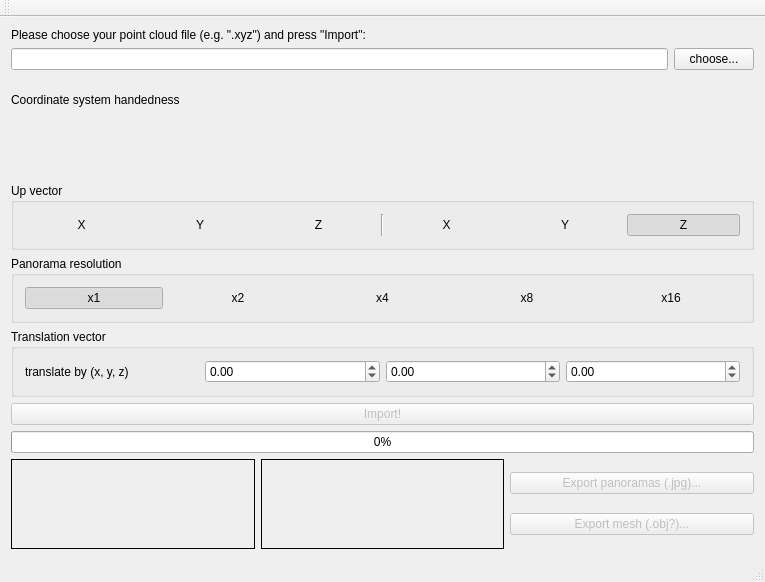
Before: the Qt Designer form PointCloud2Blender/mainwindow.ui in GSORF/PointCloud2Blender, drawn with Qt 5.
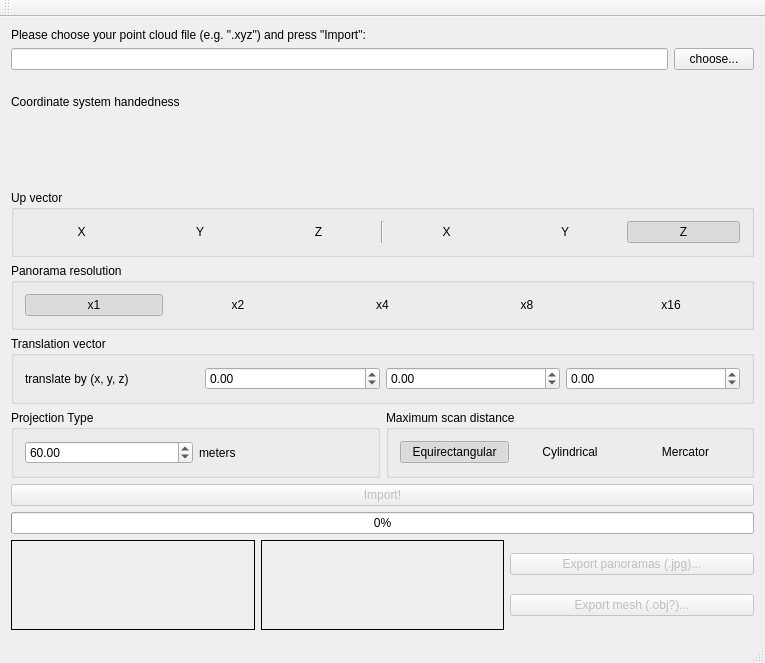
After: the same form once the commit is applied. Icons and pictures are not drawn.

Commit message: New Feature: maximum distance setting New Feature: projection type setting Refactoring: Naming of spherical coordinates User Feedback when importing a binary .xyz file

The edit to the form file:
```diff
--- a/PointCloud2Blender/mainwindow.ui
+++ b/PointCloud2Blender/mainwindow.ui
@@ -7,7 +7,7 @@
     <x>0</x>
     <y>0</y>
     <width>765</width>
-    <height>582</height>
+    <height>663</height>
    </rect>
   </property>
   <property name="windowTitle">
@@ -328,6 +328,102 @@
           </layout>
          </widget>
         </item>
+        <item>
+         <layout class="QHBoxLayout" name="layoutDistanceProjection">
+          <item>
+           <widget class="QGroupBox" name="gpProjectionType">
+            <property name="title">
+             <string>Projection Type</string>
+            </property>
+            <layout class="QHBoxLayout" name="horizontalLayout_4">
+             <item>
+              <widget class="QDoubleSpinBox" name="sbMaxDistance">
+               <property name="minimum">
+                <double>1.000000000000000</double>
+               </property>
+               <property name="maximum">
+                <double>250.000000000000000</double>
+               </property>
+               <property name="singleStep">
+                <double>10.000000000000000</double>
+               </property>
+               <property name="value">
+                <double>60.000000000000000</double>
+               </property>
+              </widget>
+             </item>
+             <item>
+              <widget class="QLabel" name="lblMeters">
+               <property name="text">
+                <string>meters</string>
+               </property>
+              </widget>
+             </item>
+            </layout>
+           </widget>
+          </item>
+          <item>
+           <widget class="QGroupBox" name="gpMaximumDistance">
+            <property name="title">
+             <string>Maximum scan distance</string>
+            </property>
+            <layout class="QHBoxLayout" name="horizontalLayout_5">
+             <item>
+              <widget class="QPushButton" name="btnProjectionTypeEquirectangular">
+               <property name="text">
+                <string>Equirectangular</string>
+               </property>
+               <property name="checkable">
+                <bool>true</bool>
+               </property>
+               <property name="checked">
+                <bool>true</bool>
+               </property>
+               <property name="autoExclusive">
+                <bool>true</bool>
+               </property>
+               <property name="flat">
+                <bool>true</bool>
+               </property>
+              </widget>
+             </item>
+             <item>
+              <widget class="QPushButton" name="btnProjectionTypeCylindrical">
+               <property name="text">
+                <string>Cylindrical</string>
+               </property>
+               <property name="checkable">
+                <bool>true</bool>
+               </property>
+               <property name="autoExclusive">
+                <bool>true</bool>
+               </property>
+               <property name="flat">
+                <bool>true</bool>
+               </property>
+              </widget>
+             </item>
+             <item>
+              <widget class="QPushButton" name="btnProjectionTypeMercator">
+               <property name="text">
+                <string>Mercator</string>
+               </property>
+               <property name="checkable">
+                <bool>true</bool>
+               </property>
+               <property name="autoExclusive">
+                <bool>true</bool>
+               </property>
+               <property name="flat">
+                <bool>true</bool>
+               </property>
+              </widget>
+             </item>
+            </layout>
+           </widget>
+          </item>
+         </layout>
+        </item>
        </layout>
       </item>
       <item>
```
The commit also changes 6 other files.
